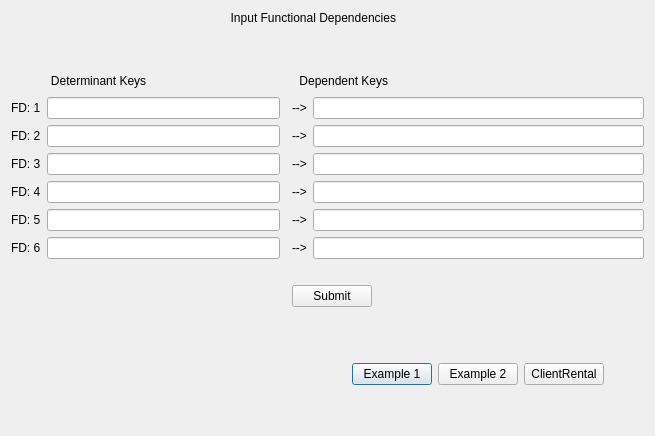
Before: the Qt Designer form dialog_fd_input.ui in shanidchamal/ADN, drawn with Qt 5.
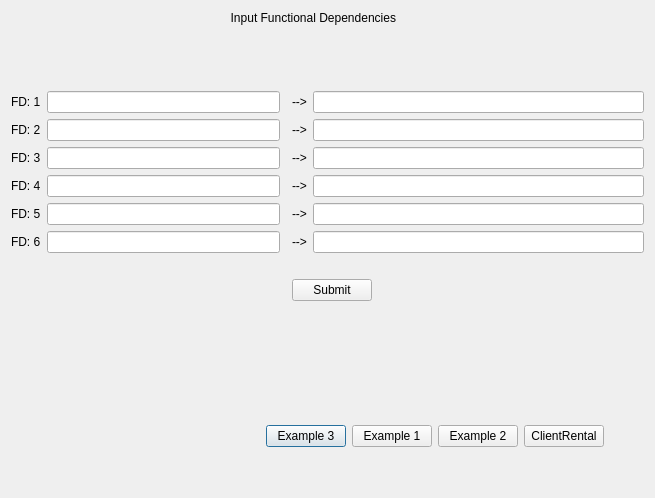
After: the same form once the commit is applied.

What changed in the file:
```diff
--- a/dialog_fd_input.ui
+++ b/dialog_fd_input.ui
@@ -7,7 +7,7 @@
     <x>0</x>
     <y>0</y>
     <width>655</width>
-    <height>436</height>
+    <height>498</height>
    </rect>
   </property>
   <property name="windowTitle">
@@ -29,6 +29,13 @@
        </property>
       </spacer>
      </item>
+     <item>
+      <widget class="QPushButton" name="ext3Button">
+       <property name="text">
+        <string>Example 3</string>
+       </property>
+      </widget>
+     </item>
      <item>
       <widget class="QPushButton" name="ex1Button">
        <property name="sizePolicy">
@@ -137,32 +144,6 @@
          <property name="spacing">
           <number>6</number>
          </property>
-         <item>
-          <widget class="QLabel" name="label_8">
-           <property name="sizePolicy">
-            <sizepolicy hsizetype="Fixed" vsizetype="Fixed">
-             <horstretch>0</horstretch>
-             <verstretch>0</verstretch>
-            </sizepolicy>
-           </property>
-           <property name="text">
-            <string>            Determinant Keys</string>
-           </property>
-          </widget>
-         </item>
-         <item>
-          <widget class="QLabel" name="label_15">
-           <property name="sizePolicy">
-            <sizepolicy hsizetype="Fixed" vsizetype="Fixed">
-             <horstretch>0</horstretch>
-             <verstretch>0</verstretch>
-            </sizepolicy>
-           </property>
-           <property name="text">
-            <string>                                            Dependent Keys</string>
-           </property>
-          </widget>
-         </item>
          <item>
           <spacer name="horizontalSpacer_2">
            <property name="orientation">
```
